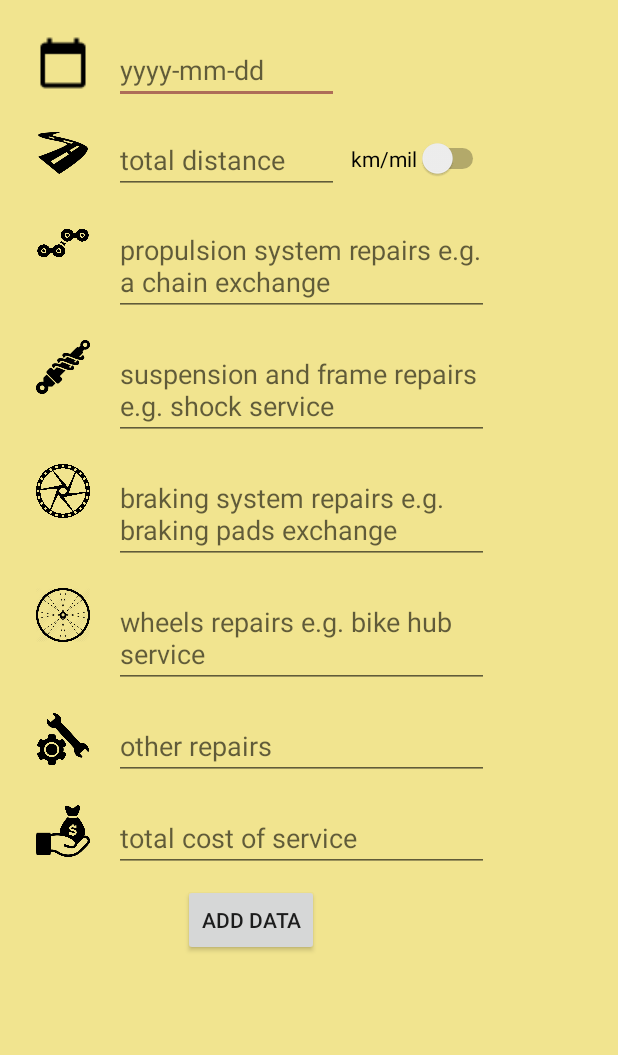
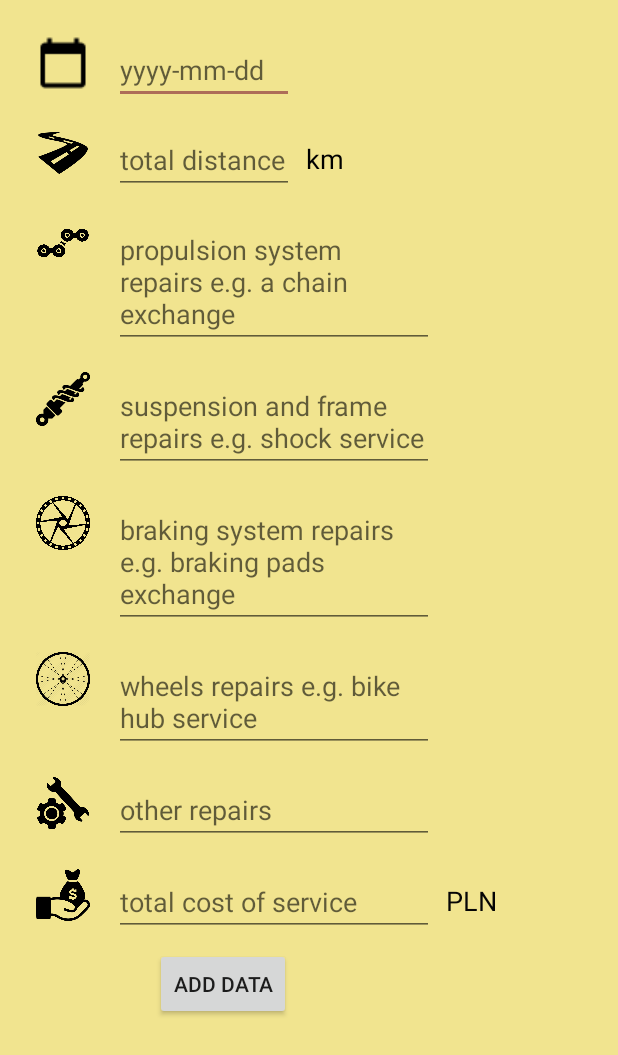
Before and after one commit to konwojcik169/Cycling-assistant-in-progress, an Android app: the AddingServices screen opened directly, with no data from a screen before it, on a phone screen of 412 x 824 dp. Shown: the top 1055 px of the screen. Run offline under Robolectric (Android 15) with nearby library versions, the phone set to English and light mode, and no system bars.

Commit message:
Cycling assistant in progress -database, -adding services, -showing services on listview

```diff
--- a/app/src/main/java/com/example/cyclistassistant/DBHelper.java
+++ b/app/src/main/java/com/example/cyclistassistant/DBHelper.java
@@ -61,4 +61,10 @@ public class DBHelper extends SQLiteOpenHelper {
         Cursor res = db.rawQuery("select * from " + TABLE_NAME, null);
         return res;
     }
+
+    public Integer deleteDataDH (String id){
+        SQLiteDatabase db = this.getWritableDatabase();
+        return db.delete(TABLE_NAME, "ID = ?", new String[] {id});
+
+    }
 }
--- a/app/src/main/java/com/example/cyclistassistant/ServicesAdapter.java
+++ b/app/src/main/java/com/example/cyclistassistant/ServicesAdapter.java
@@ -26,6 +26,10 @@ public class ServicesAdapter extends ArrayAdapter<Services> {
         if(listItem == null)
             listItem = LayoutInflater.from(myContext).inflate(R.layout.list_services, parent, false);
         Services currentService = servicesList.get(position);
+
+        ImageView iv = listItem.findViewById(R.id.imageView11);
+        iv.setImageResource(currentService.getFacePicture());
+
         TextView tv1 = listItem.findViewById(R.id.textView);
         tv1.setText(currentService.getDate());
         TextView tv2 = listItem.findViewById(R.id.textView2);
--- a/app/src/main/res/layout/activity_adding_services.xml
+++ b/app/src/main/res/layout/activity_adding_services.xml
@@ -42,7 +42,7 @@
 
             <EditText
                 android:id="@+id/editText"
-                android:layout_width="150dp"
+                android:layout_width="120dp"
                 android:layout_height="wrap_content"
                 android:layout_marginStart="16dp"
                 android:ems="10"
@@ -63,26 +63,14 @@
 
             <EditText
                 android:id="@+id/editText2"
-                android:layout_width="150dp"
+                android:layout_width="120dp"
                 android:layout_height="45dp"
                 android:layout_marginStart="16dp"
                 android:ems="10"
                 android:hint="total distance"
-                android:inputType="numberSigned"
+                android:inputType="numberDecimal"
                 app:layout_constraintStart_toEndOf="@+id/imageView3"
                 app:layout_constraintTop_toTopOf="@+id/imageView3" />
-
-            <Switch
-                android:id="@+id/switch1"
-                android:layout_width="wrap_content"
-                android:layout_height="wrap_content"
-                android:layout_marginStart="8dp"
-                android:layout_marginTop="8dp"
-                android:text="km/mil"
-                android:textOff="mil"
-                android:textOn="km"
-                app:layout_constraintStart_toEndOf="@+id/editText2"
-                app:layout_constraintTop_toTopOf="@+id/editText2" />
 
             <ImageView
                 android:id="@+id/imageView4"
@@ -102,7 +90,6 @@
                 android:ems="10"
                 android:hint="propulsion system repairs e.g. a chain exchange"
                 android:inputType="textMultiLine"
-                app:layout_constraintEnd_toEndOf="@+id/switch1"
                 app:layout_constraintStart_toEndOf="@+id/imageView4"
                 app:layout_constraintTop_toTopOf="@+id/imageView4" />
 
@@ -212,7 +199,7 @@
                 android:layout_marginStart="16dp"
                 android:ems="10"
                 android:hint="total cost of service"
-                android:inputType="textPersonName"
+                android:inputType="numberDecimal"
                 app:layout_constraintEnd_toEndOf="@+id/editText7"
                 app:layout_constraintStart_toEndOf="@+id/imageView9"
                 app:layout_constraintTop_toTopOf="@+id/imageView9" />
@@ -229,6 +216,30 @@
                 app:layout_constraintStart_toStartOf="parent"
                 app:layout_constraintTop_toBottomOf="@+id/editText8" />
 
+            <TextView
+                android:id="@+id/textView9"
+                android:layout_width="wrap_content"
+                android:layout_height="wrap_content"
+                android:layout_marginStart="8dp"
+                android:layout_marginTop="9dp"
+                android:text="km"
+                android:textColor="@android:color/black"
+                android:textSize="18sp"
+                app:layout_constraintStart_toEndOf="@+id/editText2"
+                app:layout_constraintTop_toTopOf="@+id/editText2" />
+
+            <TextView
+                android:id="@+id/textView10"
+                android:layout_width="wrap_content"
+                android:layout_height="wrap_content"
+                android:layout_marginStart="8dp"
+                android:layout_marginTop="9dp"
+                android:text="PLN"
+                android:textColor="@color/colorPrimaryDark"
+                android:textSize="18sp"
+                app:layout_constraintStart_toEndOf="@+id/editText8"
+                app:layout_constraintTop_toTopOf="@+id/editText8" />
+
 
         </android.support.constraint.ConstraintLayout>
 
```
Also changed, not shown: app/src/main/java/com/example/cyclistassistant/AddingServices.java (+13 -3 lines), app/src/main/java/com/example/cyclistassistant/MainActivity.java (+9 -9 lines), app/src/main/java/com/example/cyclistassistant/Services.java (+7 -3 lines), app/src/main/java/com/example/cyclistassistant/ViewingServices.java (+132 -17 lines), app/src/main/res/layout/activity_viewing_services.xml (+24 -3 lines), app/src/main/res/layout/list_services.xml (+25 -3 lines).
